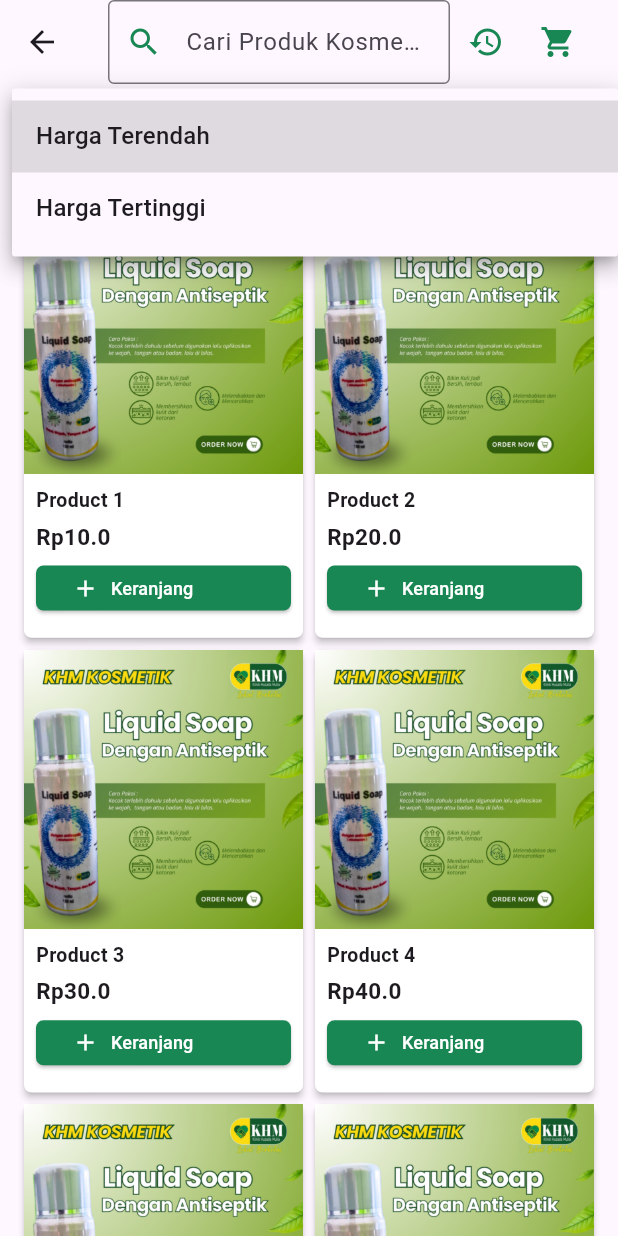
After one commit to riyansetiyadi/khm_app, a Flutter app: the screen it shows after launch, item 3 of the bottom bar chosen, after a tap on "Urutkan Menurut", on a phone screen of 412 x 824 dp. The commit adds this screen. Run offline on Flutter 3.47's test engine with Material 3 defaults, Android fonts, the phone set to English and light mode, and no system bars; our stand-ins replace flutter_bloc, shared_preferences; accounts and stored records are empty; network calls fail.

Commit message:
Update Shop
Halaman shop

```diff
--- a/lib/routes/route_information_parser.dart
+++ b/lib/routes/route_information_parser.dart
@@ -28,8 +28,8 @@ class AppRouteInformationParser extends RouteInformationParser<AppPage> {
         return RouteInformation(uri: Uri.parse('/splash'));
       case AppPage.home:
         return RouteInformation(uri: Uri.parse('/'));
-      // case AppPage.shop:
-      //   return RouteInformation(uri: Uri.parse('/shop'));
+      case AppPage.shop:
+        return RouteInformation(uri: Uri.parse('/shop'));
       case AppPage.profile:
         return RouteInformation(uri: Uri.parse('/profile'));
       case AppPage.login:
--- a/lib/routes/router_delegate.dart
+++ b/lib/routes/router_delegate.dart
@@ -4,6 +4,7 @@ import 'package:khm_app/screens/home_screen.dart';
 import 'package:khm_app/screens/login_screen.dart';
 import 'package:khm_app/screens/profil_screen.dart';
 import 'package:khm_app/screens/register_screen.dart';
+import 'package:khm_app/screens/shop_screen.dart';
 import 'package:khm_app/screens/splash_screen.dart';
 import 'package:khm_app/utils/enum_app_page.dart';
 import 'package:khm_app/utils/list_auth_page.dart';
@@ -63,11 +64,11 @@ class MyRouterDelegate extends RouterDelegate
                 key: ValueKey(AppPage.splash),
                 child: SplashScreen(),
               );
-            // case AppPage.shop:
-            //   return MaterialPage(
-            //     key: ValueKey(AppPage.shop),
-            //     child: HomeScreen(onTapped: _handleTapped),
-            //   );
+            case AppPage.shop:
+              return MaterialPage(
+                key: ValueKey(AppPage.shop),
+                child: ShopScreen(onTapped: _handleTapped),
+              );
             case AppPage.profile:
               return MaterialPage(
                 key: ValueKey(AppPage.profile),
@@ -113,7 +114,7 @@ class MyRouterDelegate extends RouterDelegate
                 } else if (index == 1) {
                   _handleTapped(AppPage.home);
                 } else if (index == 2) {
-                  _handleTapped(AppPage.home);
+                  _handleTapped(AppPage.shop);
                 } else if (index == 3) {
                   _handleTapped(AppPage.home);
                 } else if (index == 4) {
--- /dev/null
+++ b/lib/screens/shop_screen.dart
@@ -0,0 +1,205 @@
+import 'package:flutter/material.dart';
+import 'package:khm_app/utils/enum_app_page.dart';
+
+class ShopScreen extends StatefulWidget {
+  final void Function(AppPage) onTapped;
+
+  const ShopScreen({
+    Key? key,
+    required this.onTapped,
+  }) : super(key: key);
+
+  @override
+  State<ShopScreen> createState() => _ShopScreenState();
+}
+
+class _ShopScreenState extends State<ShopScreen> {
+  List<Map<String, dynamic>> products = [
+    {'name': 'Product 1', 'price': 10.0, 'image': 'assets/images/produk.png'},
+    {'name': 'Product 2', 'price': 20.0, 'image': 'assets/images/produk.png'},
+    {'name': 'Product 3', 'price': 30.0, 'image': 'assets/images/produk.png'},
+    {'name': 'Product 4', 'price': 40.0, 'image': 'assets/images/produk.png'},
+    {'name': 'Product 5', 'price': 50.0, 'image': 'assets/images/produk.png'},
+    {'name': 'Product 6', 'price': 60.0, 'image': 'assets/images/produk.png'},
+    {'name': 'Product 7', 'price': 70.0, 'image': 'assets/images/produk.png'},
+    {'name': 'Product 8', 'price': 80.0, 'image': 'assets/images/produk.png'},
+  ];
+
+  String searchQuery = '';
+
+  String? _selectedFilter;
+
+  @override
+  Widget build(BuildContext context) {
+    return Scaffold(
+      appBar: AppBar(
+        title: Row(
+          mainAxisAlignment: MainAxisAlignment.spaceBetween,
+          children: [
+            Expanded(
+              child: TextField(
+                decoration: InputDecoration(
+                  hintText: 'Cari Produk Kosmetik ...',
+                  prefixIcon: Icon(Icons.search, color: Color(0xFF198754)),
+                  border: OutlineInputBorder(
+                    borderRadius: BorderRadius.circular(4.0),
+                  ),
+                ),
+                onChanged: (value) {
+                  setState(() {
+                    searchQuery = value;
+                  });
+                },
+              ),
+            ),
+            IconButton(
+              icon: Icon(
+                Icons.history,
+                color: Color(0xFF198754),
+              ),
+              onPressed: () {},
+            ),
+            IconButton(
+              icon: Icon(
+                Icons.shopping_cart,
+                color: Color(0xFF198754),
+              ),
+              onPressed: () {},
+            ),
+          ],
+        ),
+      ),
+      body: Column(
+        children: [
+          SizedBox(height: 10.0),
+          Padding(
+            padding: const EdgeInsets.symmetric(horizontal: 15),
+            child: Row(
+              children: [
+                Expanded(
+                  child: Container(
+                    padding: EdgeInsets.symmetric(horizontal: 8.0),
+                    decoration: BoxDecoration(
+                      border: Border.all(
+                        color: Colors.grey,
+                        width: 1.0,
+                      ),
+                      borderRadius: BorderRadius.circular(4.0),
+                    ),
+                    child: DropdownButton<String>(
+                      value: _selectedFilter,
+                      hint: Row(
+                        children: [
+                          Icon(
+                            Icons.filter_list,
+                            color: Color(0xFF198754),
+                          ),
+                          SizedBox(width: 8),
+                          Text('Urutkan Menurut',
+                              style: TextStyle(fontSize: 15)),
+                        ],
+                      ),
+                      items: [
+                        DropdownMenuItem<String>(
+                          value: 'Harga Terendah',
+                          child: Text('Harga Terendah'),
+                        ),
+                        DropdownMenuItem<String>(
+                          value: 'Harga Tertinggi',
+                          child: Text('Harga Tertinggi'),
+                        ),
+                      ],
+                      onChanged: (String? newValue) {
+                        setState(() {
+                          _selectedFilter = newValue;
+                        });
+                      },
+                    ),
+                  ),
+                ),
+              ],
+            ),
+          ),
+          SizedBox(height: 10.0),
+          Expanded(
+            child: Padding(
+              padding: const EdgeInsets.symmetric(horizontal: 12),
+              child: GridView.builder(
+                gridDelegate: SliverGridDelegateWithFixedCrossAxisCount(
+                  crossAxisCount: 2,
+                  childAspectRatio: 0.64,
+                ),
+                itemCount: products.length,
+                itemBuilder: (context, index) {
+                  if (products[index]['name']
+                      .toLowerCase()
+                      .contains(searchQuery.toLowerCase())) {
+                    return Card(
+                      color: Colors.white,
+                      elevation: 2,
+                      shape: RoundedRectangleBorder(
+                        borderRadius: BorderRadius.circular(5.0),
+                      ),
+                      child: Column(
+                        crossAxisAlignment: CrossAxisAlignment.start,
+                        children: [
+                          Image.asset(
+                            'assets/images/produk.png',
+                            fit: BoxFit.cover,
+                          ),
+                          Padding(
+                            padding: const EdgeInsets.all(8.0),
+                            child: Column(
+                              crossAxisAlignment: CrossAxisAlignment.start,
+                              children: [
+                                Text(products[index]['name'],
+                                    style: TextStyle(
+                                        fontSize: 13,
+                                        fontWeight: FontWeight.bold)),
+                                SizedBox(height: 4),
+                                Text('\Rp${products[index]['price']}',
+                                    style: TextStyle(
+                                        fontSize: 15,
+                                        fontWeight: FontWeight.bold)),
+                                ElevatedButton(
+                                  onPressed: () {},
+                                  child: Row(
+                                    children: [
+                                      Icon(
+                                        Icons.add,
+                                        color: Colors.white,
+                                      ),
+                                      SizedBox(width: 8),
+                                      Text('Keranjang',
+                                          style: TextStyle(
+                                            fontSize: 12,
+                                          )),
+                                    ],
+                                  ),
+                                  style: ElevatedButton.styleFrom(
+                                    minimumSize: Size(20, 30),
+                                    backgroundColor: Color(0xFF198754),
+                                    foregroundColor: Colors.white,
+                                    shape: RoundedRectangleBorder(
+                                      borderRadius: BorderRadius.circular(5.0),
+                                    ),
+                                  ),
+                                ),
+                              ],
+                            ),
+                          ),
+                        ],
+                      ),
+                    );
+                  } else {
+                    return Container();
+                  }
+                },
+              ),
+            ),
+          ),
+        ],
+      ),
+    );
+  }
+}
--- a/lib/utils/enum_app_page.dart
+++ b/lib/utils/enum_app_page.dart
@@ -1,7 +1,7 @@
 enum AppPage {
   splash,
   home,
-// shop,
+  shop,
   profile,
   login,
   register
```
